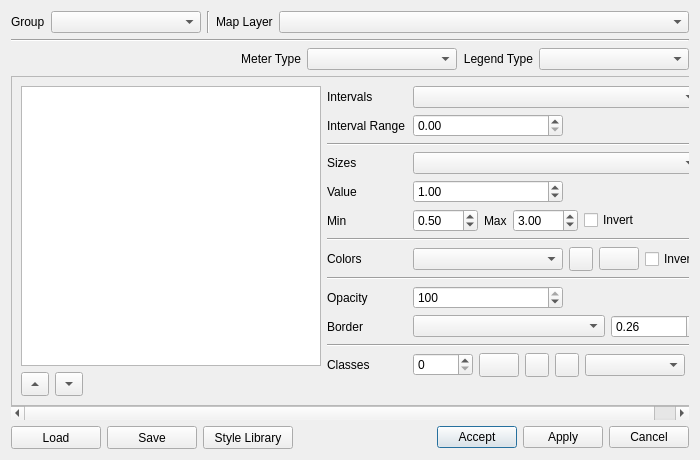
The window that ui/project/qgisred_legends_dialog.ui (qgisred/QGISRed) describes before a commit, drawn with Qt 5.
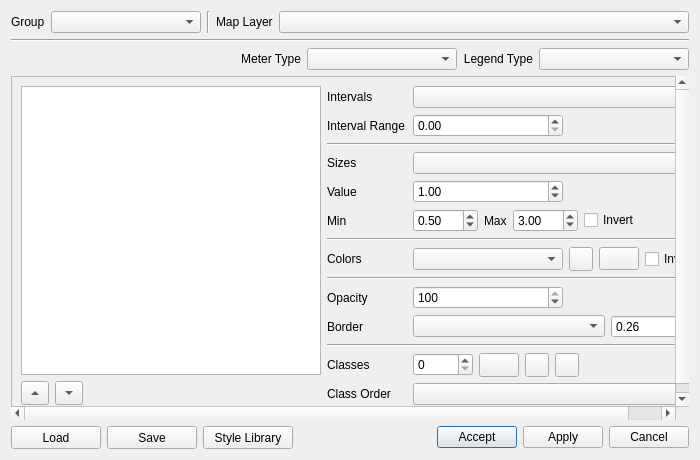
The same window after the commit. Custom widgets are drawn as their Qt base class.

Commit message: [Legends] Class Order entry sorts classes on Apply

```diff
--- a/ui/project/qgisred_legends_dialog.ui
+++ b/ui/project/qgisred_legends_dialog.ui
@@ -757,16 +757,6 @@
                    </property>
                   </widget>
                  </item>
-                 <item>
-                  <widget class="QComboBox" name="cbSortOrder">
-                   <property name="minimumSize">
-                    <size>
-                     <width>100</width>
-                     <height>0</height>
-                    </size>
-                   </property>
-                  </widget>
-                 </item>
                  <item>
                   <spacer name="classControlsSpacer">
                    <property name="orientation">
@@ -782,6 +772,32 @@
                  </item>
                 </layout>
                </item>
+               <item row="14" column="0">
+                <widget class="QLabel" name="labelClassOrder">
+                 <property name="text">
+                  <string>Class Order</string>
+                 </property>
+                 <property name="buddy">
+                  <cstring>cbClassOrder</cstring>
+                 </property>
+                </widget>
+               </item>
+               <item row="14" column="1">
+                <widget class="QComboBox" name="cbClassOrder">
+                 <property name="sizePolicy">
+                  <sizepolicy hsizetype="Expanding" vsizetype="Fixed">
+                   <horstretch>1</horstretch>
+                   <verstretch>0</verstretch>
+                  </sizepolicy>
+                 </property>
+                 <property name="minimumSize">
+                  <size>
+                   <width>150</width>
+                   <height>0</height>
+                  </size>
+                 </property>
+                </widget>
+               </item>
               </layout>
              </item>
              <item>
```
Left out of the diff: 2 changed lines with no effect on the pictures. The commit also changes 21 other files.
